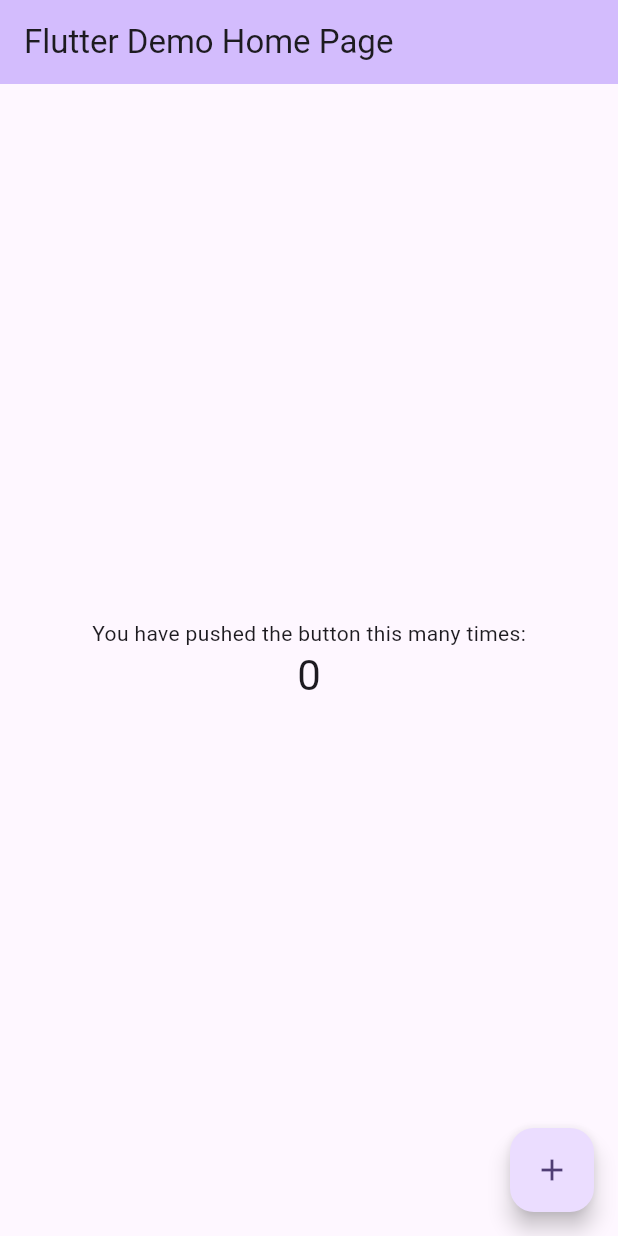
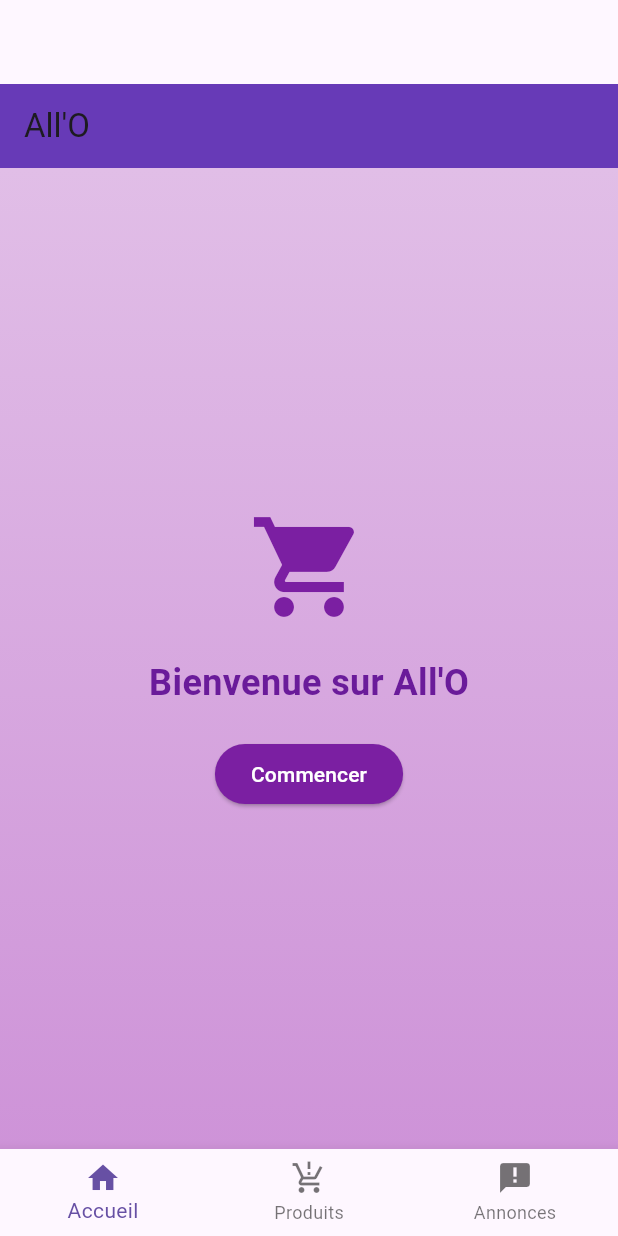
Before and after one commit to PtitDany/SAE_mobile, a Flutter app: the screen it shows after launch, on a phone screen of 412 x 824 dp. Run offline on Flutter 3.47's test engine with Material 3 defaults, Android fonts, the phone set to English and light mode, and no system bars; our stand-ins replace go_router, sqflite, sqflite_common_ffi_web, supabase_flutter; accounts and stored records are empty.

Commit message:
ajout des routes + pages Produits et annnonces

```diff
--- /dev/null
+++ b/all_o/lib/app.dart
@@ -0,0 +1,14 @@
+import 'package:flutter/material.dart';
+import './router/app_router.dart';
+
+class MyApp extends StatelessWidget {
+  const MyApp({Key? key}) : super(key: key);
+
+  @override
+  Widget build(BuildContext context) {
+    return MaterialApp.router(
+      title: "ALL'O",
+      routerConfig: router,
+    );
+  }
+}
--- a/all_o/lib/database/annonce_db.dart
+++ b/all_o/lib/database/annonce_db.dart
@@ -11,7 +11,7 @@ class Annonce_DB {
     final database = await DatabaseService.getDatabase(); // Utilisation de getDatabase() plutôt que database
     return await database!.rawInsert(
       '''INSERT INTO $tableName (idA, date_debut, date_fin, etat, idU, idP) VALUES (?,?,?,?,?,?)''',
-      [idA, date_debut, date_fin, etat, idU, idP],
+      [idA, date_debut.toIso8601String(), date_fin.toIso8601String(), etat, idU, idP],
     );
   }
 
--- a/all_o/lib/database/database_service.dart
+++ b/all_o/lib/database/database_service.dart
@@ -22,7 +22,7 @@ class DatabaseService {
           date_fin TEXT NOT NULL,
           etat TEXT NOT NULL,
           idU INTEGER NOT NULL,
-          idP INTEGER NOT NULL,
+          idP INTEGER,
           FOREIGN KEY (idP) REFERENCES Produit(idP)
         );
       ''');
--- a/all_o/lib/database/produit_db.dart
+++ b/all_o/lib/database/produit_db.dart
@@ -5,11 +5,11 @@ class Produit_DB {
   final String tableName = 'produit';
 
 
-  Future<int> insert({required int idP, required String nomP, required String description, required int idCat, required int idU, required int prix}) async {
+  Future<int> insert({required int idP, required String nomP, required String description, required int idCat, required int idU, required String etat}) async {
     final database = await DatabaseService.getDatabase(); // Utilisation de getDatabase() plutôt que database
     return await database!.rawInsert(
-      '''INSERT INTO $tableName (idP, nomP, description, idCat, idU, prix) VALUES (?,?,?,?,?,?)''',
-      [idP, nomP, description, idCat, idU, prix],
+      '''INSERT INTO $tableName (idP, nomP, description, idCat, idU, etat) VALUES (?,?,?,?,?,?)''',
+      [idP, nomP, description, idCat, idU, etat],
     );
   }
 
--- a/all_o/lib/main.dart
+++ b/all_o/lib/main.dart
@@ -1,6 +1,7 @@
 import 'package:flutter/material.dart';
 import 'package:supabase_flutter/supabase_flutter.dart';
 import 'package:sqflite/sqflite.dart';
+import './app.dart';
 
 Future<void> main() async {
   WidgetsFlutterBinding.ensureInitialized();
@@ -9,125 +10,5 @@ Future<void> main() async {
     url: 'YOUR_SUPABASE_URL',
     anonKey: 'YOUR_SUPABASE_ANON_KEY',
   );
-  runApp(MyApp());
+  runApp(const MyApp());
 }
-
-class MyApp extends StatelessWidget {
-  const MyApp({super.key});
-
-  // This widget is the root of your application.
-  @override
-  Widget build(BuildContext context) {
-    return MaterialApp(
-      title: 'Flutter Demo',
-      theme: ThemeData(
-        // This is the theme of your application.
-        //
-        // TRY THIS: Try running your application with "flutter run". You'll see
-        // the application has a purple toolbar. Then, without quitting the app,
-        // try changing the seedColor in the colorScheme below to Colors.green
-        // and then invoke "hot reload" (save your changes or press the "hot
-        // reload" button in a Flutter-supported IDE, or press "r" if you used
-        // the command line to start the app).
-        //
-        // Notice that the counter didn't reset back to zero; the application
-        // state is not lost during the reload. To reset the state, use hot
-        // restart instead.
-        //
-        // This works for code too, not just values: Most code changes can be
-        // tested with just a hot reload.
-        colorScheme: ColorScheme.fromSeed(seedColor: Colors.deepPurple),
-        useMaterial3: true,
-      ),
-      home: const MyHomePage(title: 'Flutter Demo Home Page'),
-    );
-  }
-}
-
-class MyHomePage extends StatefulWidget {
-  const MyHomePage({super.key, required this.title});
-
-  // This widget is the home page of your application. It is stateful, meaning
-  // that it has a State object (defined below) that contains fields that affect
-  // how it looks.
-
-  // This class is the configuration for the state. It holds the values (in this
-  // case the title) provided by the parent (in this case the App widget) and
-  // used by the build method of the State. Fields in a Widget subclass are
-  // always marked "final".
-
-  final String title;
-
-  @override
-  State<MyHomePage> createState() => _MyHomePageState();
-}
-
-class _MyHomePageState extends State<MyHomePage> {
-  int _counter = 0;
-
-  void _incrementCounter() {
-    setState(() {
-      // This call to setState tells the Flutter framework that something has
-      // changed in this State, which causes it to rerun the build method below
-      // so that the display can reflect the updated values. If we changed
-      // _counter without calling setState(), then the build method would not be
-      // called again, and so nothing would appear to happen.
-      _counter++;
-    });
-  }
-
-  @override
-  Widget build(BuildContext context) {
-    // This method is rerun every time setState is called, for instance as done
-    // by the _incrementCounter method above.
-    //
-    // The Flutter framework has been optimized to make rerunning build methods
-    // fast, so that you can just rebuild anything that needs updating rather
-    // than having to individually change instances of widgets.
-    return Scaffold(
-      appBar: AppBar(
-        // TRY THIS: Try changing the color here to a specific color (to
-        // Colors.amber, perhaps?) and trigger a hot reload to see the AppBar
-        // change color while the other colors stay the same.
-        backgroundColor: Theme.of(context).colorScheme.inversePrimary,
-        // Here we take the value from the MyHomePage object that was created by
-        // the App.build method, and use it to set our appbar title.
-        title: Text(widget.title),
-      ),
-      body: Center(
-        // Center is a layout widget. It takes a single child and positions it
-        // in the middle of the parent.
-        child: Column(
-          // Column is also a layout widget. It takes a list of children and
-          // arranges them vertically. By default, it sizes itself to fit its
-          // children horizontally, and tries to be as tall as its parent.
-          //
-          // Column has various properties to control how it sizes itself and
-          // how it positions its children. Here we use mainAxisAlignment to
-          // center the children vertically; the main axis here is the vertical
-          // axis because Columns are vertical (the cross axis would be
-          // horizontal).
-          //
-          // TRY THIS: Invoke "debug painting" (choose the "Toggle Debug Paint"
-          // action in the IDE, or press "p" in the console), to see the
-          // wireframe for each widget.
-          mainAxisAlignment: MainAxisAlignment.center,
-          children: <Widget>[
-            const Text(
-              'You have pushed the button this many times:',
-            ),
-            Text(
-              '$_counter',
-              style: Theme.of(context).textTheme.headlineMedium,
-            ),
-          ],
-        ),
-      ),
-      floatingActionButton: FloatingActionButton(
-        onPressed: _incrementCounter,
-        tooltip: 'Increment',
-        child: const Icon(Icons.add),
-      ), // This trailing comma makes auto-formatting nicer for build methods.
-    );
-  }
-}
--- /dev/null
+++ b/all_o/lib/router/app_router.dart
@@ -0,0 +1,57 @@
+import 'package:flutter/cupertino.dart';
+import 'package:go_router/go_router.dart';
+import './shell_routes.dart';
+import '../ui/Home.dart';
+import '../ui/Produits.dart';
+import '../ui/Annonces.dart';
+
+final GlobalKey<NavigatorState> _routenavigatorkey = GlobalKey<NavigatorState>();
+final GlobalKey<NavigatorState> _shellnavigatorkey = GlobalKey<NavigatorState>();
+
+
+final router = GoRouter(
+    navigatorKey: _routenavigatorkey,
+    initialLocation: '/home/Accueil',
+    routes: <RouteBase>[
+      GoRoute(
+          path: '/home',
+          redirect: (context,state){
+            return '/home/Accueil';
+          }
+      ),
+      GoRoute(
+          path: '/home',
+          name: 'home',
+          builder: (context, state) => const Home(),
+          routes: <RouteBase> [
+            ShellRoute(
+                navigatorKey: _shellnavigatorkey,
+                builder: (BuildContext context, GoRouterState state, Widget child) {
+                  return ScaffoldWithNavBar(child: child);
+                },
+                routes: [
+                  GoRoute(
+                    path: 'Accueil',
+                    builder: (context, state) {
+                      return const Home();
+                    },
+                  ),
+                  GoRoute(
+                    path: 'Produits',
+                    builder: (context, state) {
+                      return const Produits();
+                    },
+                  ),
+                  GoRoute(
+                    path: 'Annonces',
+                    builder: (context, state) {
+                      return const Annonces();
+                    },
+                  ),
+                ]
+            )
+
+          ]
+      ),
+    ]
+);
--- /dev/null
+++ b/all_o/lib/router/shell_routes.dart
@@ -0,0 +1,67 @@
+import 'package:flutter/material.dart';
+import 'package:go_router/go_router.dart';
+
+class ScaffoldWithNavBar extends StatelessWidget {
+  final Widget child;
+
+  const ScaffoldWithNavBar({required this.child, super.key});
+
+  @override
+  Widget build(BuildContext context) {
+    return Scaffold(
+      appBar: AppBar(
+        automaticallyImplyLeading: false, // Désactiver le bouton de retour
+      ),
+      body: child,
+      bottomNavigationBar: BottomNavigationBar(
+        items: const [
+          BottomNavigationBarItem(
+            icon: Icon(Icons.home),
+            label: "Accueil",
+          ),
+          BottomNavigationBarItem(
+            icon: Icon(Icons.production_quantity_limits),
+            label: "Produits",
+          ),
+          BottomNavigationBarItem(
+            icon: Icon(Icons.announcement),
+            label: "Annonces",
+          ),
+        ],
+        currentIndex: _calculatorSelectedIndex(context),
+        onTap: (int index) => _onItemTapped(index, context),
+      ),
+
+    );
+  }
+
+  static int _calculatorSelectedIndex(BuildContext context) {
+    final String location = GoRouterState
+        .of(context)
+        .uri
+        .toString();
+    if (location.startsWith("/home/Accueil")) {
+      return 0;
+    }
+    if (location.startsWith("/home/Produits"))  {
+      return 1;
+    }
+    if (location.startsWith("/home/Annonces")){
+      return 2;
+    }
+    return 0;
+  }
+
+  void _onItemTapped(int index, BuildContext context) {
+    switch (index) {
+      case 0:
+        GoRouter.of(context).go("/home/Accueil");
+        break;
+      case 1:
+        GoRouter.of(context).go("/home/Produits");
+        break;
+      case 2:
+        GoRouter.of(context).go("/home/Annonces");
+    }
+  }
+}
--- /dev/null
+++ b/all_o/lib/ui/Home.dart
@@ -0,0 +1,58 @@
+import 'package:flutter/material.dart';
+
+class Home extends StatelessWidget {
+  const Home({Key? key}) : super(key: key);
+
+  @override
+  Widget build(BuildContext context) {
+    return Scaffold(
+      appBar: AppBar(
+        title: Text('All\'O'),
+        backgroundColor: Colors.deepPurple, // Couleur de la barre d'appBar
+      ),
+      body: Container(
+        padding: EdgeInsets.all(20.0),
+        alignment: Alignment.center,
+        decoration: BoxDecoration(
+          gradient: LinearGradient(
+            begin: Alignment.topCenter,
+            end: Alignment.bottomCenter,
+            colors: [Colors.purple[100]!, Colors.purple[200]!], // Dégradé de couleurs pastel violet
+          ),
+        ),
+        child: Column(
+          mainAxisAlignment: MainAxisAlignment.center,
+          children: [
+            Icon(
+              Icons.shopping_cart,
+              size: 80.0,
+              color: Colors.purple[700], // Couleur de l'icône
+            ),
+            SizedBox(height: 20.0),
+            Text(
+              'Bienvenue sur All\'O',
+              style: TextStyle(
+                fontSize: 24.0,
+                fontWeight: FontWeight.bold,
+                color: Colors.purple[800], // Couleur du texte
+              ),
+            ),
+            SizedBox(height: 20.0),
+            ElevatedButton(
+              onPressed: () {
+                // Action à exécuter lorsque le bouton est pressé
+              },
+              child: Text(
+                'Commencer',
+                style: TextStyle(color: Colors.white),
+              ),
+              style: ElevatedButton.styleFrom(
+                primary: Colors.purple[700], // Couleur de fond du bouton
+              ),
+            ),
+          ],
+        ),
+      ),
+    );
+  }
+}
--- a/all_o/pubspec.yaml
+++ b/all_o/pubspec.yaml
@@ -38,6 +38,7 @@ dependencies:
   cupertino_icons: ^1.0.6
   sqflite: ^2.3.2
   supabase_flutter: ^2.0.0
+  go_router: ^13.2.0
 
 dev_dependencies:
   flutter_test:
```
Also changed, not shown: all_o/lib/model/annonce.dart (+30 -8 lines), all_o/lib/model/produit.dart (+11 -3 lines), all_o/lib/ui/Annonces.dart (added, +20 -0 lines), all_o/lib/ui/Produits.dart (added, +20 -0 lines), all_o/pubspec.lock.
